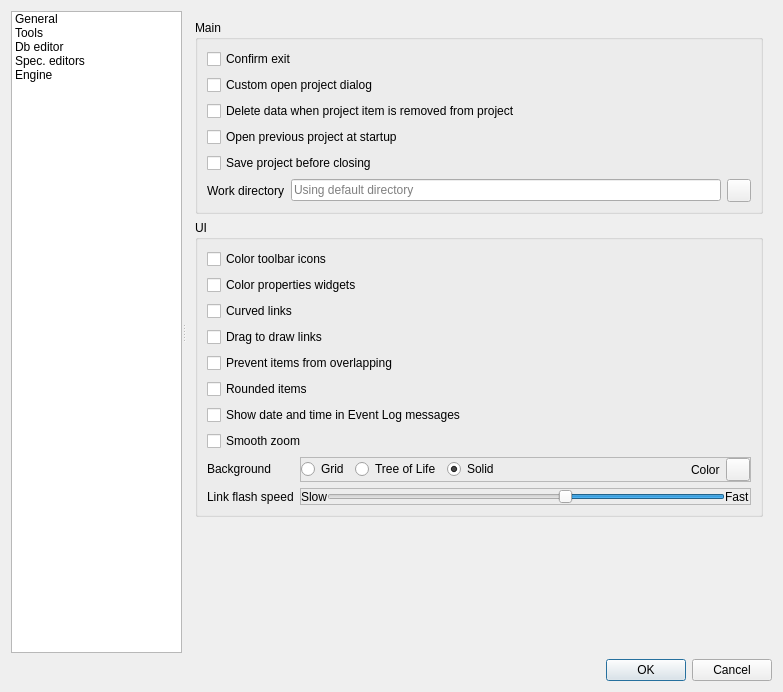
Old version of the form spinetoolbox/ui/settings.ui in the repository spine-tools/Spine-Toolbox.
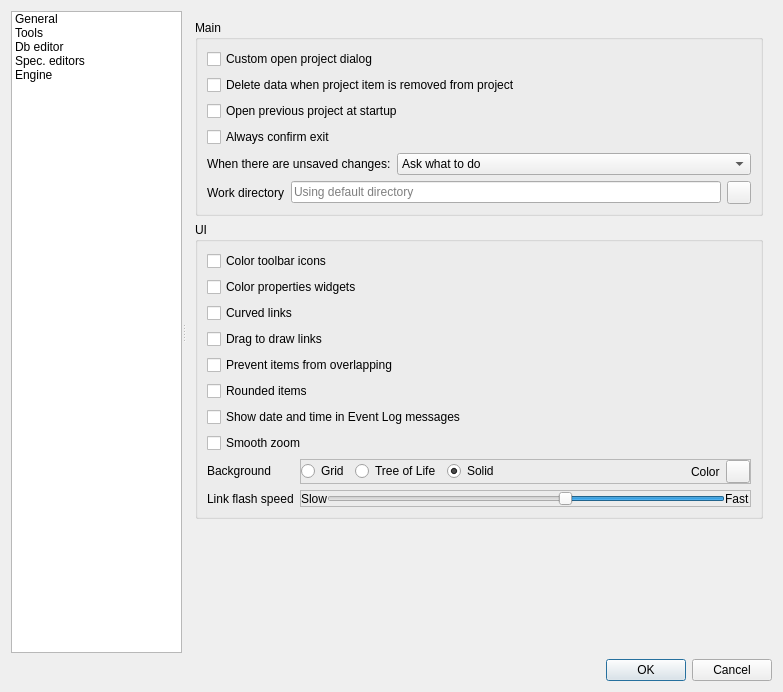
New version of the form. Icons and pictures are not drawn. Custom widgets are drawn as their Qt base class.

Commit message:
Rework project closing settings
This removes the possibility to close a project (or exit Toolbox)
and quietly discarding any changes. The saveAtExit option now has
only two options: "prompt" and "automatic".

Re #1110

```diff
--- a/spinetoolbox/ui/settings.ui
+++ b/spinetoolbox/ui/settings.ui
@@ -216,19 +216,6 @@
            <property name="spacing">
             <number>6</number>
            </property>
-           <item row="1" column="0">
-            <widget class="QCheckBox" name="checkBox_exit_prompt">
-             <property name="toolTip">
-              <string>&lt;html&gt;&lt;head/&gt;&lt;body&gt;&lt;p&gt;Checking this shows the 'confirm exit' question box when quitting the app&lt;/p&gt;&lt;/body&gt;&lt;/html&gt;</string>
-             </property>
-             <property name="text">
-              <string>Confirm exit</string>
-             </property>
-             <property name="tristate">
-              <bool>false</bool>
-             </property>
-            </widget>
-           </item>
            <item row="13" column="0">
             <layout class="QHBoxLayout" name="horizontalLayout_6">
              <item>
@@ -276,33 +263,32 @@
              </item>
             </layout>
            </item>
-           <item row="4" column="0">
-            <widget class="QCheckBox" name="checkBox_open_previous_project">
-             <property name="sizePolicy">
-              <sizepolicy hsizetype="Minimum" vsizetype="Fixed">
-               <horstretch>0</horstretch>
-               <verstretch>0</verstretch>
-              </sizepolicy>
-             </property>
-             <property name="toolTip">
-              <string>&lt;html&gt;&lt;head/&gt;&lt;body&gt;&lt;p&gt;If checked, application opens the project at startup that was open the last time the application was quit&lt;/p&gt;&lt;/body&gt;&lt;/html&gt;</string>
-             </property>
+           <item row="5" column="0">
+            <layout class="QFormLayout" name="formLayout_2">
+             <item row="0" column="0">
+              <widget class="QLabel" name="label_2">
              <property name="text">
-              <string>Open previous project at startup</string>
+                <string>When there are unsaved changes:</string>
              </property>
             </widget>
            </item>
-           <item row="3" column="0">
-            <widget class="QCheckBox" name="checkBox_delete_data">
-             <property name="toolTip">
-              <string>&lt;html&gt;&lt;head/&gt;&lt;body&gt;&lt;p&gt;Check this box to delete project item's data when a project item is removed from project. This means, that the project item directory and its contens will be deleted from your HD.&lt;/p&gt;&lt;/body&gt;&lt;/html&gt;</string>
-             </property>
+             <item row="0" column="1">
+              <widget class="QComboBox" name="project_save_options_combo_box">
+               <item>
+                <property name="text">
+                 <string>Ask what to do</string>
+                </property>
+               </item>
+               <item>
              <property name="text">
-              <string>Delete data when project item is removed from project</string>
-             </property>
-            </widget>
-           </item>
-           <item row="2" column="0">
+                 <string>Automatically save project</string>
+                </property>
+               </item>
+              </widget>
+             </item>
+            </layout>
+           </item>
+           <item row="1" column="0">
             <widget class="QCheckBox" name="checkBox_custom_open_project_dialog">
              <property name="toolTip">
               <string>&lt;html&gt;&lt;head/&gt;&lt;body&gt;&lt;p&gt;Select the type of dialog used in File-&amp;gt;Open project...&lt;/p&gt;&lt;p&gt;Checking this box shows a custom dialog. Unchecking this box shows the OS provided 'select folder' dialog.&lt;/p&gt;&lt;/body&gt;&lt;/html&gt;</string>
@@ -315,16 +301,42 @@
              </property>
             </widget>
            </item>
-           <item row="5" column="0">
-            <widget class="QCheckBox" name="checkBox_save_project_before_closing">
+           <item row="2" column="0">
+            <widget class="QCheckBox" name="checkBox_delete_data">
              <property name="toolTip">
               <string>&lt;html&gt;&lt;head/&gt;&lt;body&gt;&lt;p&gt;Select what to do if there are unsaved changes when closing a project or when quitting the app.&lt;/p&gt;&lt;p&gt;Unchecked: Don't save project and don't show question box&lt;/p&gt;&lt;p&gt;Partially checked: Show question box&lt;/p&gt;&lt;p&gt;Checked: Save project and don't show question box&lt;/p&gt;&lt;p&gt;&lt;br/&gt;&lt;/p&gt;&lt;/body&gt;&lt;/html&gt;</string>
              </property>
              <property name="text">
-              <string>Save project before closing</string>
+              <string>Delete data when project item is removed from project</string>
+             </property>
+            </widget>
+           </item>
+           <item row="4" column="0">
+            <widget class="QCheckBox" name="checkBox_exit_prompt">
+             <property name="toolTip">
+              <string>&lt;html&gt;&lt;head/&gt;&lt;body&gt;&lt;p&gt;Checking this shows the 'confirm exit' question box when quitting the app&lt;/p&gt;&lt;/body&gt;&lt;/html&gt;</string>
+             </property>
+             <property name="text">
+              <string>Always confirm exit</string>
              </property>
              <property name="tristate">
-              <bool>true</bool>
+              <bool>false</bool>
+             </property>
+            </widget>
+           </item>
+           <item row="3" column="0">
+            <widget class="QCheckBox" name="checkBox_open_previous_project">
+             <property name="sizePolicy">
+              <sizepolicy hsizetype="Minimum" vsizetype="Fixed">
+               <horstretch>0</horstretch>
+               <verstretch>0</verstretch>
+              </sizepolicy>
+             </property>
+             <property name="toolTip">
+              <string>&lt;html&gt;&lt;head/&gt;&lt;body&gt;&lt;p&gt;If checked, application opens the project at startup that was open the last time the application was quit&lt;/p&gt;&lt;/body&gt;&lt;/html&gt;</string>
+             </property>
+             <property name="text">
+              <string>Open previous project at startup</string>
              </property>
             </widget>
            </item>
```
Left out of the diff: 6 changed lines with no effect on the pictures. Lines whose indentation alone changed are shown as unchanged. The commit also changes 6 other files.
